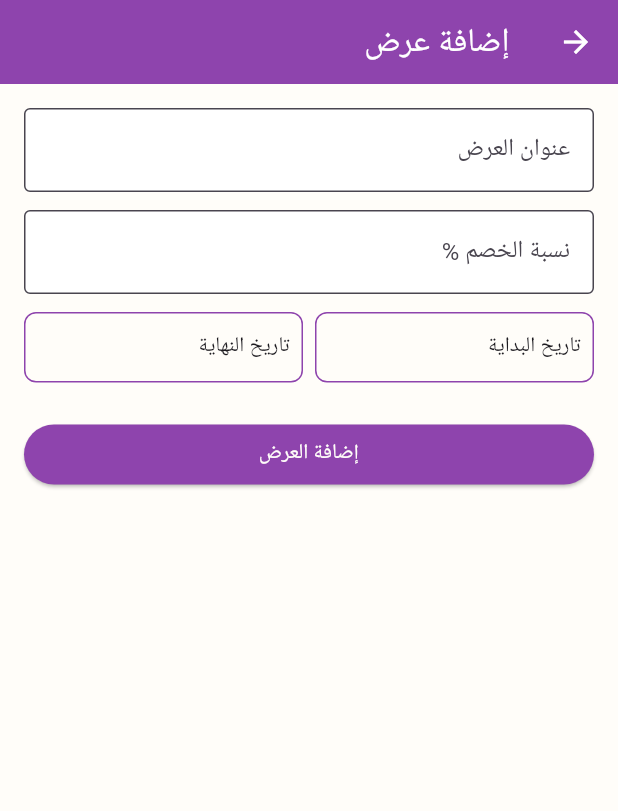
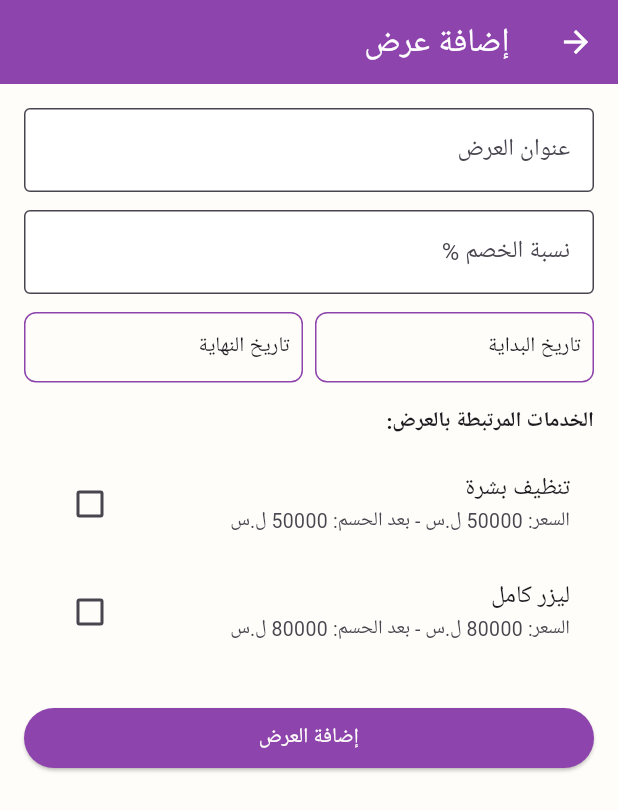
Before and after one commit to GhinaNo/vera_clinic, a Flutter app: the AddOrEditOfferPage screen opened directly, on a phone screen of 412 x 824 dp. Shown: the top 811 px of the screen. Run offline on Flutter 3.47's test engine with Material 3 defaults, Android fonts, the light colour scheme and no system bars; our stand-ins replace go_router, google_fonts; missing offline and left inert: dart:html; Roboto replaces fonts that are missing (Cairo).

Commit message:
Link offers to services

```diff
--- a/lib/features/offers/model/offersModel.dart
+++ b/lib/features/offers/model/offersModel.dart
@@ -3,7 +3,7 @@ class Offer {
   final double discountPercent;
   final DateTime startDate;
   final DateTime endDate;
-  final List<String> serviceIds; // IDs للخدمات يلي يشملها العرض
+  final List<String> serviceIds;
 
   Offer({
     required this.title,
--- a/lib/features/offers/pages/AddOrEditOffer_page.dart
+++ b/lib/features/offers/pages/AddOrEditOffer_page.dart
@@ -2,7 +2,27 @@ import 'package:flutter/material.dart';
 import 'package:flutter/services.dart';
 
 import '../../../core/theme/app_theme.dart';
+import '../../services/models/service.dart';
 import '../model/offersModel.dart';
+
+final dummyServices = [
+  Service(
+    name: 'تنظيف بشرة',
+    description: 'تنظيف عميق للبشرة',
+    durationMinutes: 60,
+    price: 50000,
+    departmentName: 'العناية بالبشرة',
+    imagePath: '',
+  ),
+  Service(
+    name: 'ليزر كامل',
+    description: 'جلسة ليزر كاملة',
+    durationMinutes: 90,
+    price: 80000,
+    departmentName: 'الليزر',
+    imagePath: '',
+  ),
+];
 
 class AddOrEditOfferPage extends StatefulWidget {
   final Offer? offer;
@@ -19,6 +39,8 @@ class _AddOrEditOfferPageState extends State<AddOrEditOfferPage> {
   DateTime? startDate;
   DateTime? endDate;
 
+  List<String> selectedServiceNames = [];
+
   @override
   void initState() {
     super.initState();
@@ -27,6 +49,7 @@ class _AddOrEditOfferPageState extends State<AddOrEditOfferPage> {
       discountController.text = widget.offer!.discountPercent.toString();
       startDate = widget.offer!.startDate;
       endDate = widget.offer!.endDate;
+      selectedServiceNames = List.from(widget.offer!.serviceIds);
     }
   }
 
@@ -76,7 +99,7 @@ class _AddOrEditOfferPageState extends State<AddOrEditOfferPage> {
               backgroundColor: AppColors.purple,
             ),
             onPressed: () => Navigator.pop(context, true),
-            child: const Text('تأكيد', style: TextStyle(color: AppColors.offWhite),),
+            child: const Text('تأكيد', style: TextStyle(color: AppColors.offWhite)),
           ),
         ],
       ),
@@ -104,7 +127,7 @@ class _AddOrEditOfferPageState extends State<AddOrEditOfferPage> {
         discountPercent: double.tryParse(discountController.text) ?? 0,
         startDate: startDate ?? DateTime.now(),
         endDate: endDate ?? DateTime.now(),
-        serviceIds: [],
+        serviceIds: selectedServiceNames,
       );
       Navigator.pop(context, newOffer);
     }
@@ -112,6 +135,8 @@ class _AddOrEditOfferPageState extends State<AddOrEditOfferPage> {
 
   @override
   Widget build(BuildContext context) {
+    final discount = double.tryParse(discountController.text) ?? 0;
+
     return Scaffold(
       appBar: AppBar(title: Text(widget.offer == null ? 'إضافة عرض' : 'تعديل عرض')),
       body: SingleChildScrollView(
@@ -130,13 +155,12 @@ class _AddOrEditOfferPageState extends State<AddOrEditOfferPage> {
             TextField(
               controller: discountController,
               keyboardType: TextInputType.number,
-              inputFormatters: [
-                FilteringTextInputFormatter.digitsOnly,
-              ],
+              inputFormatters: [FilteringTextInputFormatter.digitsOnly],
               decoration: const InputDecoration(
                 labelText: 'نسبة الخصم %',
                 border: OutlineInputBorder(),
               ),
+              onChanged: (_) => setState(() {}),
             ),
             const SizedBox(height: 12),
             Row(
@@ -178,15 +202,38 @@ class _AddOrEditOfferPageState extends State<AddOrEditOfferPage> {
                 ),
               ],
             ),
+            const SizedBox(height: 16),
+            Text('الخدمات المرتبطة بالعرض:', style: TextStyle(fontWeight: FontWeight.bold)),
+            const SizedBox(height: 8),
+            ...dummyServices.map((service) {
+              final isSelected = selectedServiceNames.contains(service.name);
+              final discountedPrice = service.price * (1 - discount / 100);
+              return CheckboxListTile(
+                title: Text(service.name),
+                subtitle: Text(
+                  'السعر: ${service.price.toInt()} ل.س - بعد الحسم: ${discountedPrice.toInt()} ل.س',
+                  style: const TextStyle(fontSize: 13),
+                ),
+                value: isSelected,
+                onChanged: (value) {
+                  setState(() {
+                    if (value == true) {
+                      selectedServiceNames.add(service.name);
+                    } else {
+                      selectedServiceNames.remove(service.name);
+                    }
+                  });
+                },
+              );
+            }).toList(),
             const SizedBox(height: 24),
             SizedBox(
               width: double.infinity,
               child: ElevatedButton(
-                style: ElevatedButton.styleFrom(
-                  backgroundColor: AppColors.purple,
-                ),
+                style: ElevatedButton.styleFrom(backgroundColor: AppColors.purple),
                 onPressed: _saveOffer,
-                child: Text(widget.offer == null ? 'إضافة العرض' : 'حفظ التعديلات' , style: TextStyle(color: AppColors.offWhite),),
+                child: Text(widget.offer == null ? 'إضافة العرض' : 'حفظ التعديلات',
+                    style: TextStyle(color: AppColors.offWhite)),
               ),
             ),
           ],
--- a/lib/features/offers/pages/offers_page.dart
+++ b/lib/features/offers/pages/offers_page.dart
@@ -49,11 +49,11 @@ class _OffersPageState extends State<OffersPage> {
         actions: [
           TextButton(
             onPressed: () => Navigator.pop(context, false),
-            child: const Text('إلغاء',style: TextStyle(color: AppColors.offWhite)),
+            child: const Text('إلغاء',style: TextStyle(color: AppColors.purple)),
           ),
           ElevatedButton(
             onPressed: () => Navigator.pop(context, true),
-            child: const Text('تأكيد', style: TextStyle(color: AppColors.offWhite),),
+            child: const Text('تأكيد', style: TextStyle(color: Colors.red),),
           ),
         ],
       ),
--- a/lib/features/offers/widgets/offers_card.dart
+++ b/lib/features/offers/widgets/offers_card.dart
@@ -57,6 +57,12 @@ class OfferCard extends StatelessWidget {
                     fontSize: 14,
                   ),
                 ),
+                if (offer.serviceIds.isNotEmpty) const SizedBox(height: 6),
+                if (offer.serviceIds.isNotEmpty)
+                  Text(
+                    'يشمل: ${offer.serviceIds.join(", ")}',
+                    style: const TextStyle(fontSize: 13, color: Colors.black87),
+                  ),
               ],
             ),
           ),
--- a/pubspec.yaml
+++ b/pubspec.yaml
@@ -38,6 +38,7 @@ dependencies:
   flutter_localization: ^0.3.2
   lucide_icons: ^0.257.0
   image_picker: ^1.1.2
+  intl: ^0.19.0
 dev_dependencies:
   flutter_test:
     sdk: flutter
```
Also changed, not shown: lib/features/services/pages/edit_service_dialog.dart (+37 -13 lines), lib/features/services/pages/service_page.dart (+41 -69 lines), pubspec.lock.
